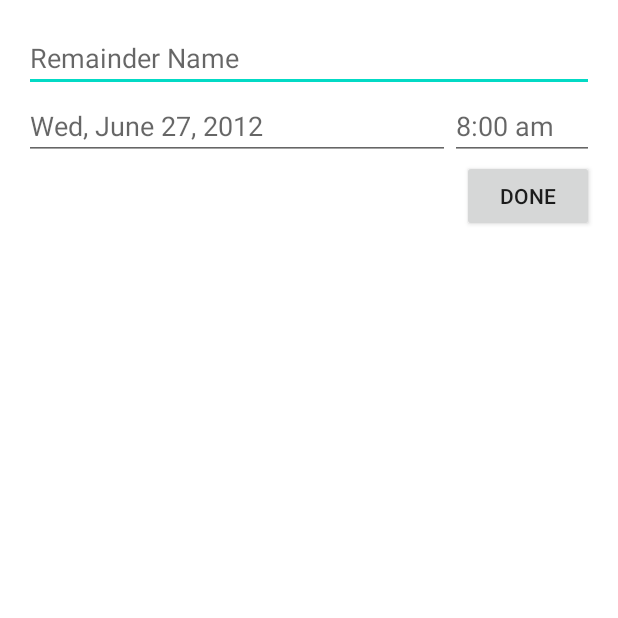
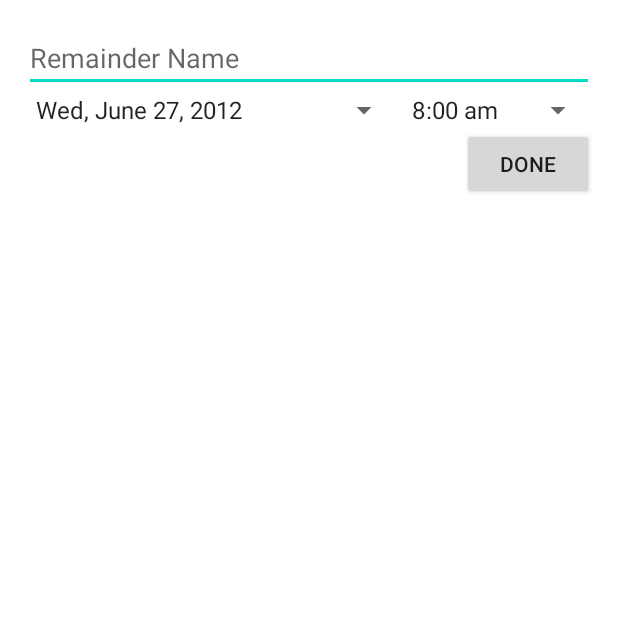
Before and after one commit to nikeshad254/bca6th-mobile-programming, an Android app: the screen it shows after launch (MainActivity), on a phone screen of 412 x 824 dp, the top half of it. Run offline under Robolectric (Android 15) with nearby library versions, the phone set to English and light mode, and no system bars.

Commit message:
remainder R layout's edit text changed to spinner and implemented using arraay adapter and create resource

```diff
--- a/RemainderRLayout/app/src/main/java/com/example/remainderrlayout/MainActivity.java
+++ b/RemainderRLayout/app/src/main/java/com/example/remainderrlayout/MainActivity.java
@@ -2,15 +2,39 @@ package com.example.remainderrlayout;
 
 import android.app.Activity;
 import android.os.Bundle;
+import android.widget.ArrayAdapter;
+import android.widget.Spinner;
 
 import androidx.annotation.Nullable;
 
 public class MainActivity extends Activity {
+    Spinner dateSpinner;
+    Spinner timeSpinner;
     @Override
     protected void onCreate(@Nullable Bundle savedInstanceState) {
         super.onCreate(savedInstanceState);
         setContentView(R.layout.main);
 
+        // add item into date
+        dateSpinner = findViewById(R.id.dates);
+        ArrayAdapter<CharSequence> dateAdapter = ArrayAdapter.createFromResource(
+                this,
+                R.array.dates_array,
+                android.R.layout.simple_spinner_item
+        );
+        dateAdapter.setDropDownViewResource(android.R.layout.simple_spinner_dropdown_item);
+        dateSpinner.setAdapter(dateAdapter);
+
+
+        // add item into date
+        timeSpinner = findViewById(R.id.times);
+        ArrayAdapter<CharSequence> timeAdapter = ArrayAdapter.createFromResource(
+                this,
+                R.array.time_array,
+                android.R.layout.simple_spinner_item
+        );
+        timeAdapter.setDropDownViewResource(android.R.layout.simple_spinner_dropdown_item);
+        timeSpinner.setAdapter(timeAdapter);
 
     }
 }
--- a/RemainderRLayout/app/src/main/res/layout/main.xml
+++ b/RemainderRLayout/app/src/main/res/layout/main.xml
@@ -12,25 +12,22 @@
         android:hint="@string/remainder"
         />
 
-    <EditText
+    <Spinner
         android:id="@+id/dates"
         android:layout_width="0dp"
         android:layout_height="wrap_content"
         android:layout_below="@+id/name"
         android:layout_alignParentLeft="true"
         android:layout_toLeftOf="@+id/times"
-        android:hint="@string/date"
 
         />
 
-    <EditText
+    <Spinner
         android:id="@+id/times"
-        android:layout_width="96dp"
+        android:layout_width="wrap_content"
         android:layout_height="wrap_content"
         android:layout_below="@id/name"
         android:layout_alignParentRight="true"
-        android:hint="@string/time"
-
         />
 
     <Button
--- a/RemainderRLayout/app/src/main/res/values/strings.xml
+++ b/RemainderRLayout/app/src/main/res/values/strings.xml
@@ -2,7 +2,21 @@
     <string name="app_name">Remainder RLayout</string>
     <string name="done">Done</string>
     <string name="remainder">Remainder Name</string>
-    <string name="date">Wed, June 27, 2012</string>
-    <string name="time">8:00 am</string>
+
+    <string-array name="dates_array">
+        <item>Wed, June 27, 2012</item>
+        <item>Thus, June 28, 2012</item>
+        <item>Fri, June 29, 2012</item>
+        <item>Sat, June 30, 2012</item>
+    </string-array>
+
+    <string-array name="time_array">
+        <item>8:00 am</item>
+        <item>9:00 am</item>
+        <item>10:00 am</item>
+        <item>11:00 am</item>
+        <item>12:00 am</item>
+    </string-array>
+
 
 </resources>
```
